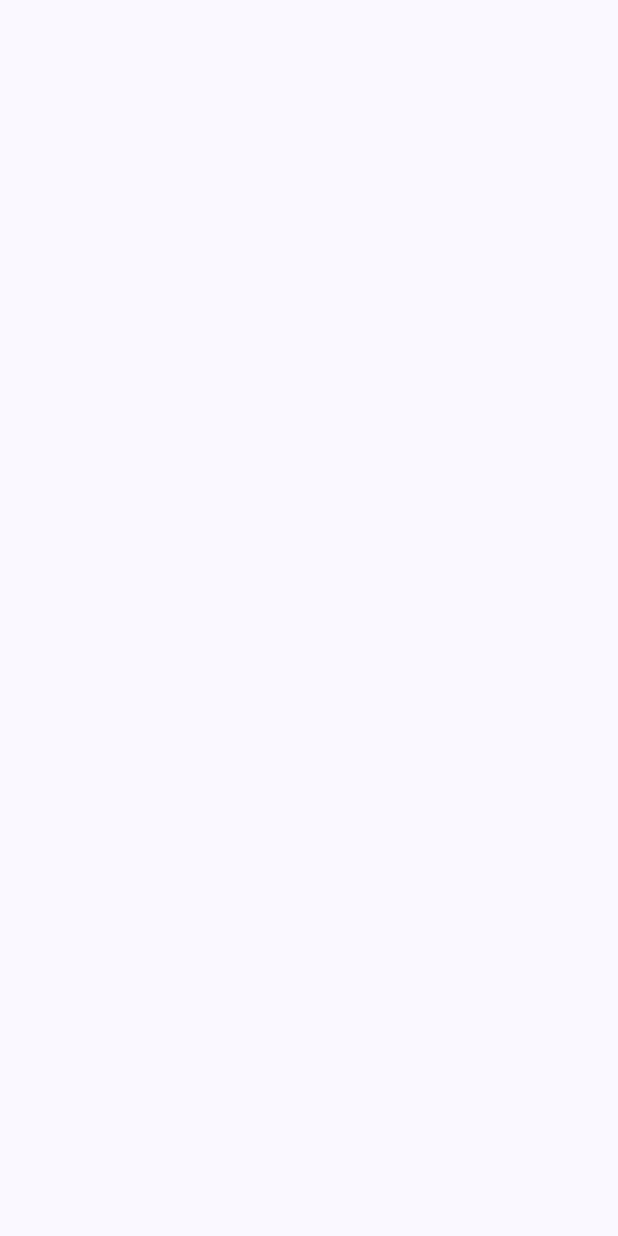
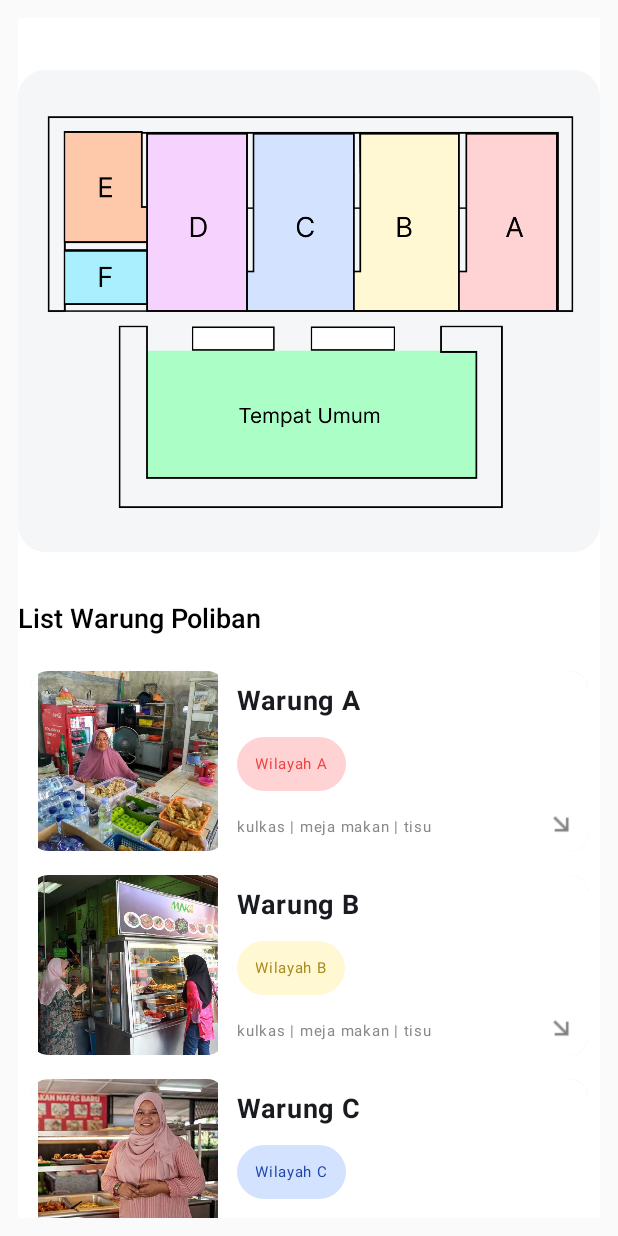
Before and after one commit to Izalfront/WarungPoliban, an Android app built with Jetpack Compose: the screen it shows after launch (MainActivity), on a phone screen of 412 x 824 dp. Before the commit the screen is empty. Run offline under Robolectric (Android 15) with nearby library versions, the phone set to English and light mode, and no system bars.

Commit message:
Design Home | Lists Card Warung recycle data | looping color bg wilayah completed | on progress ui clicker card intent detail warung

```diff
--- a/app/src/main/java/com/example/warungpoliban/MainActivity.kt
+++ b/app/src/main/java/com/example/warungpoliban/MainActivity.kt
@@ -11,6 +11,7 @@ import androidx.compose.runtime.Composable
 import androidx.compose.ui.Modifier
 import androidx.compose.ui.tooling.preview.Preview
 import com.example.warungpoliban.home.previewHome
+import com.example.warungpoliban.listCard.WarungList
 import com.example.warungpoliban.ui.theme.WarungPolibanTheme
 
 class MainActivity : ComponentActivity() {
@@ -18,9 +19,7 @@ class MainActivity : ComponentActivity() {
         super.onCreate(savedInstanceState)
         setContent {
             WarungPolibanTheme {
-                Surface(modifier = Modifier.fillMaxSize(), color = MaterialTheme.colorScheme.background) {
-
-                }
+                previewHome()
             }
         }
     }
--- a/app/src/main/java/com/example/warungpoliban/data/DataListWarung.kt
+++ b/app/src/main/java/com/example/warungpoliban/data/DataListWarung.kt
@@ -4,5 +4,7 @@ data class DataListWarung (
     val id : Int,
     val namaWarung : String,
     val wilayah : String,
+    val textColor : String,
+    val bgColor : String,
     val image : Int
 )
--- a/app/src/main/java/com/example/warungpoliban/listCard/WarungItem.kt
+++ b/app/src/main/java/com/example/warungpoliban/listCard/WarungItem.kt
@@ -37,20 +37,46 @@ import androidx.compose.ui.tooling.preview.Preview
 import androidx.compose.ui.unit.dp
 import androidx.compose.ui.unit.sp
 import com.example.warungpoliban.R
-import com.example.warungpoliban.ui.theme.RedText
 import kotlinx.coroutines.launch
 
 data class DataListWarung (
     val id : Int,
     val namaWarung : String,
     val wilayah : String,
+    val textColor : Color,
+    val bgColor : Color,
     val image : Int
 )
+
+object Coloring{
+    val RedTextBg = Color(0xFFFFD3D3)
+    val RedText = Color(0xFFEE4040)
+
+    val YellowTextBg = Color(0xFFFFF8D3)
+    val YellowText = Color(0xFFA98B1D)
+
+    val BlueTextBg = Color(0xFFD3E2FF)
+    val BlueText = Color(0xFF1D44A9)
+
+    val PurpleTextBg = Color(0xFFF6D3FF)
+    val PurpleText = Color(0xFF8630BB)
+
+    val OrangeTextBg = Color(0xFFFEC8AA)
+    val OrangeText = Color(0xFFA9581D)
+
+    val CyanTextBg = Color(0xFFAAEFFE)
+    val CyanText = Color(0xFF1D90A9)
+
+    val PrimaryRed = Color(0xFFEE4040)
+}
 object WarungRepository {
     val daftarWarung = listOf(
-        DataListWarung(1, "Warung A", "Wilayah X", R.drawable.warung_a),
-        DataListWarung(2, "Warung B", "Wilayah Y", R.drawable.warung_b),
-        DataListWarung(3, "Warung C", "Wilayah Z", R.drawable.warung_c)
+        DataListWarung(1, "Warung A", "Wilayah A",Coloring.RedText,Coloring.RedTextBg, R.drawable.warung_a),
+        DataListWarung(2, "Warung B", "Wilayah B",Coloring.YellowText,Coloring.YellowTextBg, R.drawable.warung_b),
+        DataListWarung(3, "Warung C", "Wilayah C",Coloring.BlueText,Coloring.BlueTextBg, R.drawable.warung_c),
+        DataListWarung(4, "Warung D", "Wilayah D",Coloring.PurpleText,Coloring.PurpleTextBg, R.drawable.warung_d),
+        DataListWarung(5, "Warung E", "Wilayah E",Coloring.OrangeText,Coloring.OrangeTextBg, R.drawable.warung_e),
+        DataListWarung(6, "Warung F", "Wilayah F",Coloring.CyanText,Coloring.CyanTextBg, R.drawable.warung_f)
     )
 }
 
@@ -94,14 +120,15 @@ fun WarungItem(warung: DataListWarung, onClick: () -> Unit){
                         Text(
                             modifier = Modifier
                                 .background(
-                                    Color.Red.copy(alpha = 0.1f),
+//                                    Color.Red.copy(alpha = 0.1f),
+                                    warung.bgColor,
                                     shape = RoundedCornerShape(20.dp)
                                 )
                                 .padding(horizontal = 12.dp, vertical = 6.dp)
                                 .clip(shape = RoundedCornerShape(12.dp)),
                             text = warung.wilayah,
                             fontSize = 10.sp,
-                            color = RedText
+                            color = warung.textColor
                         )
                         Spacer(modifier = Modifier.padding(bottom = 12.dp))
                         Text(
```
Also changed, not shown: app/src/main/java/com/example/warungpoliban/sampleData/WarungRepository.kt (+7 -20 lines).
